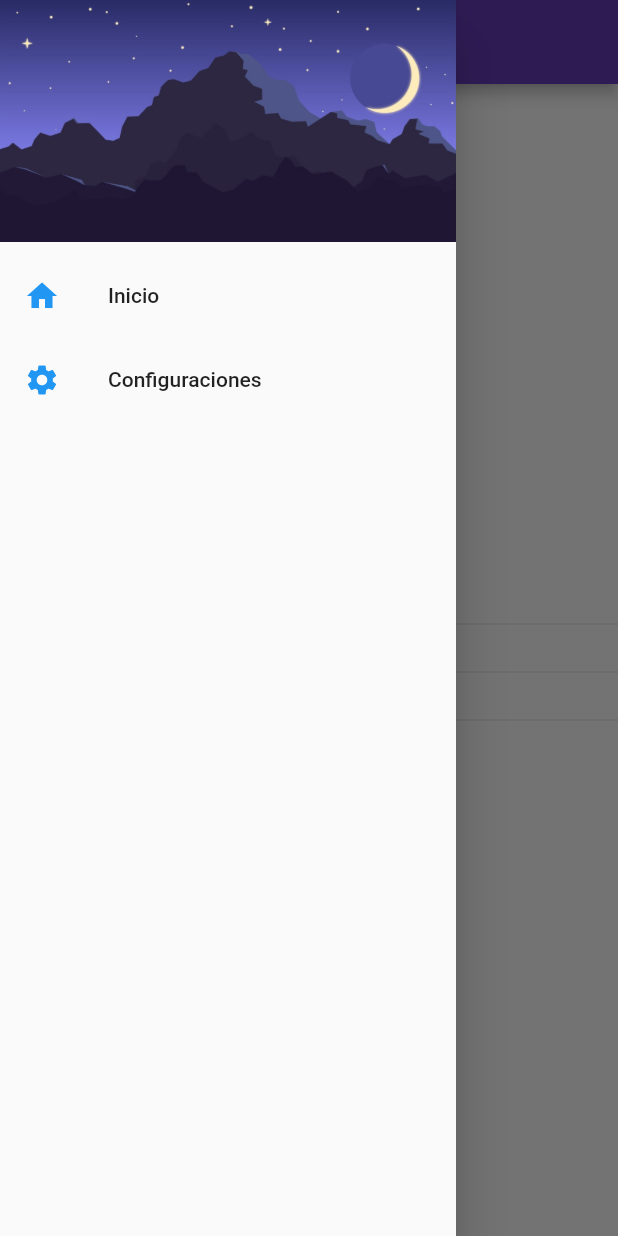
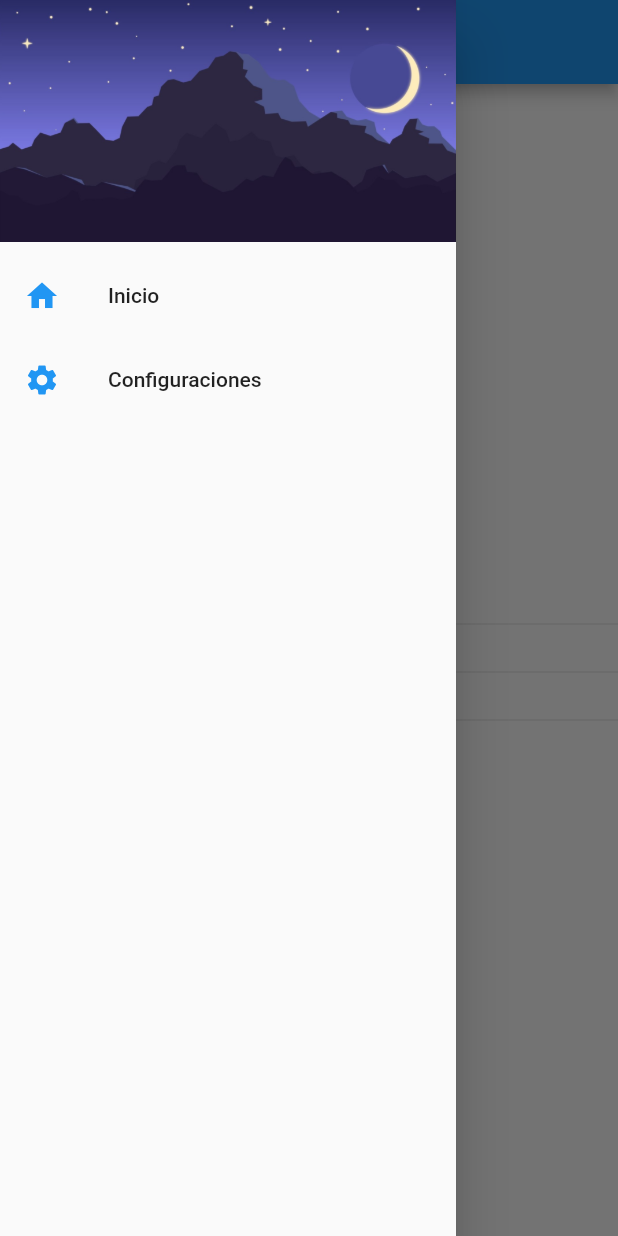
Before and after one commit to alcampospalacios/flutter_sharedpreferences, a Flutter app: the screen it shows after launch, with the side drawer open, on a phone screen of 412 x 824 dp. Run offline on Flutter 3.47's test engine with Material 2 defaults, Android fonts, the light colour scheme and no system bars; our stand-ins replace shared_preferences.

Commit message:
[END] Finished app

```diff
--- /dev/null
+++ b/lib/src/core/utils/shared-prefs/shared-prefs.dart
@@ -0,0 +1,43 @@
+import 'package:shared_preferences/shared_preferences.dart';
+
+class UserPreferences {
+  static final UserPreferences _intance = new UserPreferences._internal();
+
+  factory UserPreferences() {
+    return _intance;
+  }
+
+  UserPreferences._internal();
+
+  late SharedPreferences _prefs;
+
+  initPrefs() async {
+    this._prefs = await SharedPreferences.getInstance();
+  }
+
+  // Getters and setters of properties
+
+  get gen {
+    return this._prefs.getInt('gen') ?? 1;
+  }
+
+  set gen(dynamic value) {
+    this._prefs.setInt('gen', value);
+  }
+
+  get color {
+    return this._prefs.getBool('color') ?? false;
+  }
+
+  set color(dynamic value) {
+    this._prefs.setBool('color', value);
+  }
+
+  get name {
+    return this._prefs.getString('name') ?? '';
+  }
+
+  set name(dynamic value) {
+    this._prefs.setString('name', value);
+  }
+}
--- a/lib/src/screens/home/home_screen.dart
+++ b/lib/src/screens/home/home_screen.dart
@@ -1,24 +1,26 @@
+import 'package:ACP_shared_preferences/src/core/utils/shared-prefs/shared-prefs.dart';
 import 'package:flutter/material.dart';
 import 'package:ACP_shared_preferences/src/core/widgets/acp-menu-drawer.dart';
 
 class HomeScreen extends StatelessWidget {
-  const HomeScreen({Key? key}) : super(key: key);
+  final prefs = new UserPreferences();
 
   @override
   Widget build(BuildContext context) {
     return Scaffold(
       appBar: AppBar(
+        backgroundColor: (prefs.color) ? Colors.teal : Colors.blue,
         title: Text('Preferencias de usuario'),
       ),
       drawer: ACPDrawer(),
       body: Column(
         mainAxisAlignment: MainAxisAlignment.center,
         children: <Widget>[
-          Text('Color secundario'),
+          Text('Color secundario: ${prefs.color}'),
           Divider(),
-          Text('Género'),
+          Text('Género: ${prefs.gen}'),
           Divider(),
-          Text('Nombres de usuarios'),
+          Text('Usuario: ${prefs.name}'),
           Divider()
         ],
       ),
```
Also changed, not shown: lib/main.dart (+7 -1 lines), lib/src/screens/settings/settings_screen.dart (+30 -20 lines).
